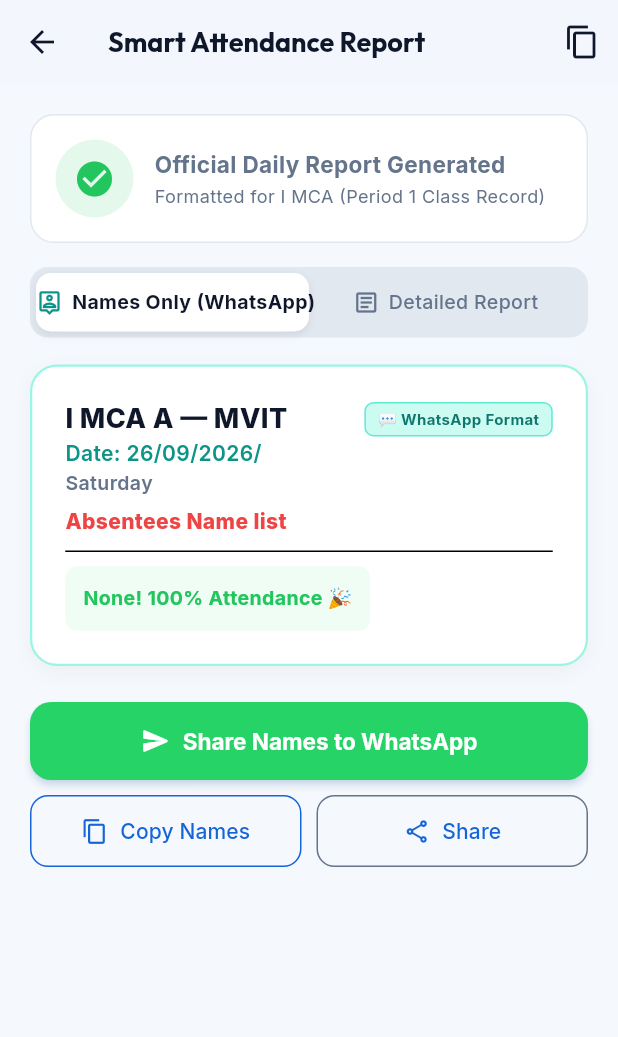
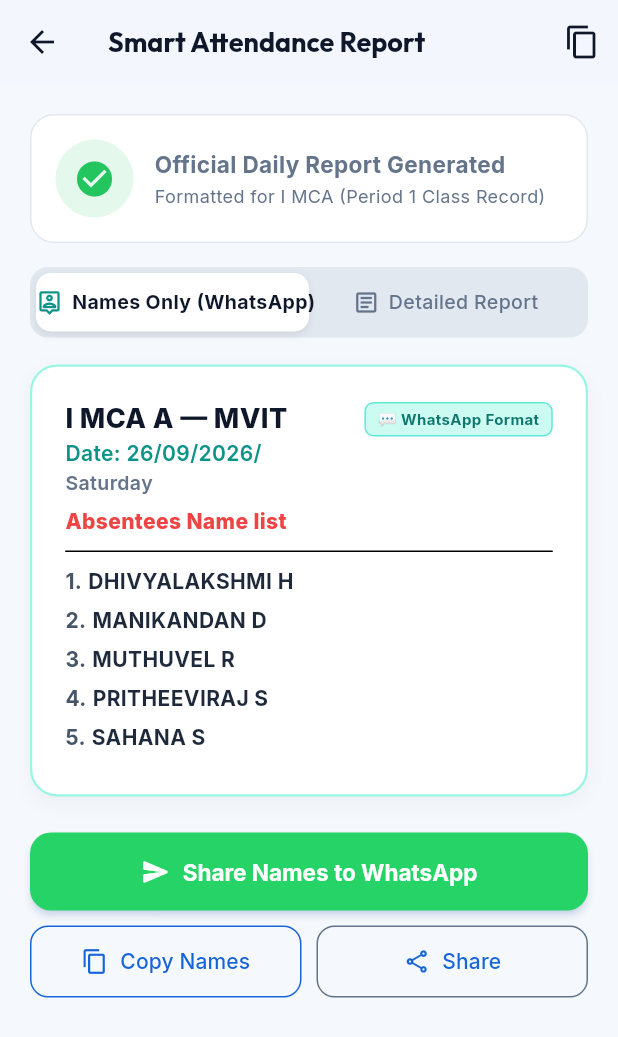
Before and after one commit to shovinmd/ClassCR, a Flutter app: the ReportScreen screen opened directly with empty values, on a phone screen of 412 x 824 dp. Shown: the top 1037 px of the screen. Run offline on Flutter 3.47's test engine with Material 3 defaults, Android fonts, the phone set to English and light mode, and no system bars; our stand-ins replace google_fonts, package_info_plus, shared_preferences; missing offline and left inert: ota_update; accounts and stored records are empty; network calls fail.

Commit message:
feat: adjust student roster with Jayaraj at roll 38, remove Deepak Raja and Priyanka, update absentees to 13, 28, 31, 37, 41

```diff
--- a/mobile/lib/data/mca_students.dart
+++ b/mobile/lib/data/mca_students.dart
@@ -1,7 +1,8 @@
 import '../models/models.dart';
 
-/// Preloaded list of 53 students of I MCA Batch 2026–2028
+/// Preloaded list of 52 students of I MCA Batch 2026–2028
 /// Extracted from MCA Batch 2026-2028 Student List-2.pdf
+/// (Priyanka A removed, Jayaraj R at 38, Deepak Raja removed)
 const List<Student> kInitialMcaStudents = [
   Student(rollNo: 1, enrollmentNo: "260192", name: "AASIM S", dob: "21/09/2004", gender: "M", ccrCode: "CCR-0001"),
   Student(rollNo: 2, enrollmentNo: "260008", name: "ABDUL MALIK A", gender: "M", ccrCode: "CCR-0002"),
@@ -21,13 +22,13 @@ const List<Student> kInitialMcaStudents = [
   Student(rollNo: 16, enrollmentNo: "260323", name: "HARIPRASATH G", gender: "M", ccrCode: "CCR-0016"),
   Student(rollNo: 17, enrollmentNo: "260052", name: "HARISH KUMAR V", gender: "M", ccrCode: "CCR-0017"),
   Student(rollNo: 18, enrollmentNo: "260222", name: "HEMNATH V", gender: "M", ccrCode: "CCR-0018"),
-  Student(rollNo: 19, enrollmentNo: "260457", name: "JAYARAJ R", gender: "M", ccrCode: "CCR-0019"),
-  Student(rollNo: 20, enrollmentNo: "260168", name: "KARTHIGA S", gender: "F", ccrCode: "CCR-0020"),
-  Student(rollNo: 21, enrollmentNo: "260169", name: "KAYALVIZHI R", gender: "F", ccrCode: "CCR-0021"),
-  Student(rollNo: 22, enrollmentNo: "260357", name: "KEERTHIGA K", gender: "F", ccrCode: "CCR-0022"),
-  Student(rollNo: 23, enrollmentNo: "260312", name: "KEERTHIVASAN A", gender: "M", ccrCode: "CCR-0023"),
-  Student(rollNo: 24, enrollmentNo: "260211", name: "KISHORI R", gender: "F", ccrCode: "CCR-0024"),
-  Student(rollNo: 25, enrollmentNo: "260364", name: "LOKESH V", gender: "M", ccrCode: "CCR-0025"),
+  Student(rollNo: 19, enrollmentNo: "260168", name: "KARTHIGA S", gender: "F", ccrCode: "CCR-0019"),
+  Student(rollNo: 20, enrollmentNo: "260169", name: "KAYALVIZHI R", gender: "F", ccrCode: "CCR-0020"),
+  Student(rollNo: 21, enrollmentNo: "260357", name: "KEERTHIGA K", gender: "F", ccrCode: "CCR-0021"),
+  Student(rollNo: 22, enrollmentNo: "260312", name: "KEERTHIVASAN A", gender: "M", ccrCode: "CCR-0022"),
+  Student(rollNo: 23, enrollmentNo: "260211", name: "KISHORI R", gender: "F", ccrCode: "CCR-0023"),
+  Student(rollNo: 24, enrollmentNo: "260364", name: "LOKESH V", gender: "M", ccrCode: "CCR-0024"),
+  Student(rollNo: 25, enrollmentNo: "260435", name: "LOKESHWARAN R", gender: "M", ccrCode: "CCR-0025"),
   Student(rollNo: 26, enrollmentNo: "260989", name: "MAGESH R", gender: "M", ccrCode: "CCR-0026"),
   Student(rollNo: 27, enrollmentNo: "260367", name: "MAHESH KUMAR R", gender: "M", ccrCode: "CCR-0027"),
   Student(rollNo: 28, enrollmentNo: "260345", name: "MANIKANDAN D", gender: "M", ccrCode: "CCR-0028"),
@@ -40,7 +41,7 @@ const List<Student> kInitialMcaStudents = [
   Student(rollNo: 35, enrollmentNo: "260163", name: "NOORA A", gender: "F", ccrCode: "CCR-0035"),
   Student(rollNo: 36, enrollmentNo: "260663", name: "PRATHEESWARAN K", gender: "M", ccrCode: "CCR-0036"),
   Student(rollNo: 37, enrollmentNo: "260405", name: "PRITHEEVIRAJ S", gender: "M", ccrCode: "CCR-0037"),
-  Student(rollNo: 38, enrollmentNo: "260280", name: "PRIYANKA A", gender: "F", ccrCode: "CCR-0038"),
+  Student(rollNo: 38, enrollmentNo: "260457", name: "JAYARAJ R", gender: "M", ccrCode: "CCR-0038"),
   Student(rollNo: 39, enrollmentNo: "260478", name: "RAKESH P", gender: "M", ccrCode: "CCR-0039"),
   Student(rollNo: 40, enrollmentNo: "260742", name: "RUTHRAN M", gender: "M", ccrCode: "CCR-0040"),
   Student(rollNo: 41, enrollmentNo: "260338", name: "SAHANA S", gender: "F", ccrCode: "CCR-0041"),
@@ -55,5 +56,4 @@ const List<Student> kInitialMcaStudents = [
   Student(rollNo: 50, enrollmentNo: "260304", name: "SUSHMITHA S", gender: "F", ccrCode: "CCR-0050"),
   Student(rollNo: 51, enrollmentNo: "260216", name: "SWETHA P", gender: "F", ccrCode: "CCR-0051"),
   Student(rollNo: 52, enrollmentNo: "260738", name: "TASFIYA FARVIN S", gender: "F", ccrCode: "CCR-0052"),
-  Student(rollNo: 53, enrollmentNo: "Pending", name: "DEEPAK RAJA S", gender: "M", ccrCode: "CCR-0053"),
 ];
--- a/mobile/lib/providers/classcr_state.dart
+++ b/mobile/lib/providers/classcr_state.dart
@@ -162,7 +162,7 @@ class ClassCRState extends ChangeNotifier {
       _currentUser.role == UserRole.advisor;
 
   // Set of absent roll numbers (for the currently viewed period)
-  final Set<int> _absentRolls = {};
+  final Set<int> _absentRolls = {13, 28, 31, 37, 41};
   Set<int> get absentRolls => _absentRolls;
 
   // Absent rolls for a specific period
@@ -368,6 +368,7 @@ class ClassCRState extends ChangeNotifier {
       } else {
         _currentAttendanceRecord = null;
         _absentRolls.clear();
+        _absentRolls.addAll(const [13, 28, 31, 37, 41]);
         _crNotes = 'Daily attendance session verified and submitted to advisor.';
       }
       await _saveLocalAttendanceCache();
@@ -417,6 +418,9 @@ class ClassCRState extends ChangeNotifier {
     // 3. Fresh unsubmitted date
     _currentAttendanceRecord = null;
     _absentRolls.clear();
+    if (date == _todayDate) {
+      _absentRolls.addAll(const [13, 28, 31, 37, 41]);
+    }
     _crNotes = 'Daily attendance session verified and submitted to advisor.';
   }
 
@@ -831,7 +835,7 @@ class ClassCRState extends ChangeNotifier {
         }
         return {
           'valid': false,
-          'error': 'Invalid student Roll Number (1–53) or CCR code.',
+          'error': 'Invalid student Roll Number (1–52) or CCR code.',
         };
       }
     }
--- a/mobile/lib/screens/auth/setup_screen.dart
+++ b/mobile/lib/screens/auth/setup_screen.dart
@@ -767,7 +767,7 @@ class _SetupScreenState extends State<SetupScreen> {
                       ],
 
                       const Text(
-                        'Select your student profile from I MCA (53 students):',
+                        'Select your student profile from I MCA (52 students):',
                         style: TextStyle(fontSize: 12, fontWeight: FontWeight.bold, color: AppColors.textSecondary),
                       ),
                       const SizedBox(height: 8),
@@ -986,7 +986,7 @@ class _SetupScreenState extends State<SetupScreen> {
                         Expanded(
                           child: Text(
                             _selectedRole == UserRole.student
-                                ? 'Enter your Roll Number (1–53) or CCR code (e.g. CCR-0001 to CCR-0053)'
+                                ? 'Enter your Roll Number (1–52) or CCR code (e.g. CCR-0001 to CCR-0052)'
                                 : (_selectedRole == UserRole.staff
                                     ? 'Use your assigned teacher code (e.g. OS2026, MAT2026, DT2026, SE2026) or STAFF2026'
                                     : 'Authorized code required to activate ${_getRoleTitle(_selectedRole)}'),
--- a/mobile/lib/screens/student/student_portal_screen.dart
+++ b/mobile/lib/screens/student/student_portal_screen.dart
@@ -794,7 +794,7 @@ class StudentPortalScreen extends StatelessWidget {
                 crossAxisAlignment: CrossAxisAlignment.start,
                 children: [
                   const Text(
-                    'Enter your Roll Number (1–53) or CCR Code:',
+                    'Enter your Roll Number (1–52) or CCR Code:',
                     style: TextStyle(fontSize: 13, color: AppColors.textSecondary),
                   ),
                   const SizedBox(height: 10),
--- a/mobile/lib/widgets/role_switcher_sheet.dart
+++ b/mobile/lib/widgets/role_switcher_sheet.dart
@@ -189,7 +189,7 @@ class RoleSwitcherSheet extends StatelessWidget {
                 crossAxisAlignment: CrossAxisAlignment.start,
                 children: [
                   const Text(
-                    'Enter your Roll Number (1–53) or CCR Code:',
+                    'Enter your Roll Number (1–52) or CCR Code:',
                     style: TextStyle(fontSize: 13, color: AppColors.textSecondary),
                   ),
                   const SizedBox(height: 10),
```
Also changed, not shown: 4 other files.
